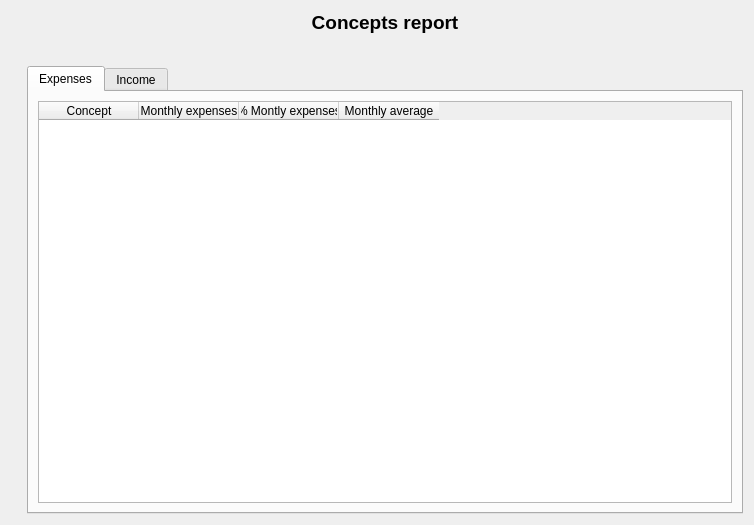
The window that ui/wdgConceptos.ui (turulomio/xulpymoney) describes before a commit, drawn with Qt 5.
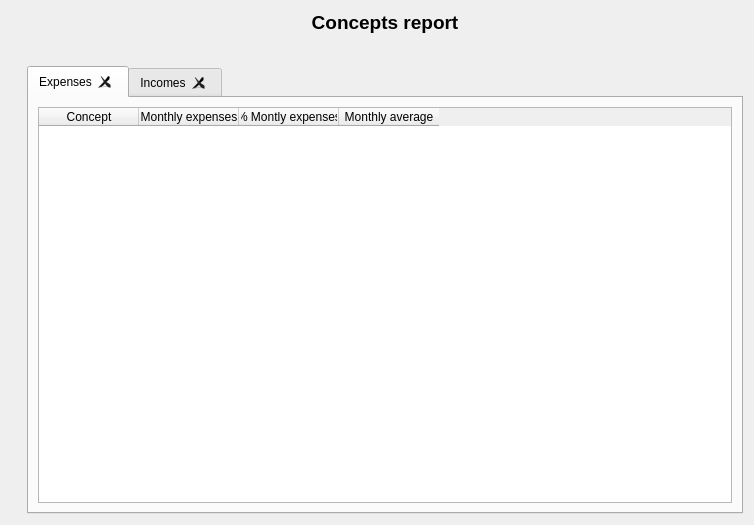
The same window after the commit. Icons and pictures are not drawn. Custom widgets are drawn as their Qt base class.

Patch:
```diff
--- a/ui/wdgConceptos.ui
+++ b/ui/wdgConceptos.ui
@@ -84,14 +84,17 @@
       </layout>
      </item>
      <item>
-      <widget class="QTabWidget" name="tabWidget">
+      <widget class="QTabWidget" name="tab">
        <property name="contextMenuPolicy">
         <enum>Qt::CustomContextMenu</enum>
        </property>
        <property name="currentIndex">
         <number>0</number>
        </property>
-       <widget class="QWidget" name="tab">
+       <property name="tabsClosable">
+        <bool>true</bool>
+       </property>
+       <widget class="QWidget" name="tabExpenses">
         <attribute name="title">
          <string>Expenses</string>
         </attribute>
@@ -146,9 +149,9 @@
          </item>
         </layout>
        </widget>
-       <widget class="QWidget" name="tab_2">
+       <widget class="QWidget" name="tabIncomes">
         <attribute name="title">
-         <string>Income</string>
+         <string>Incomes</string>
         </attribute>
         <layout class="QHBoxLayout" name="horizontalLayout_2">
          <item>
```
